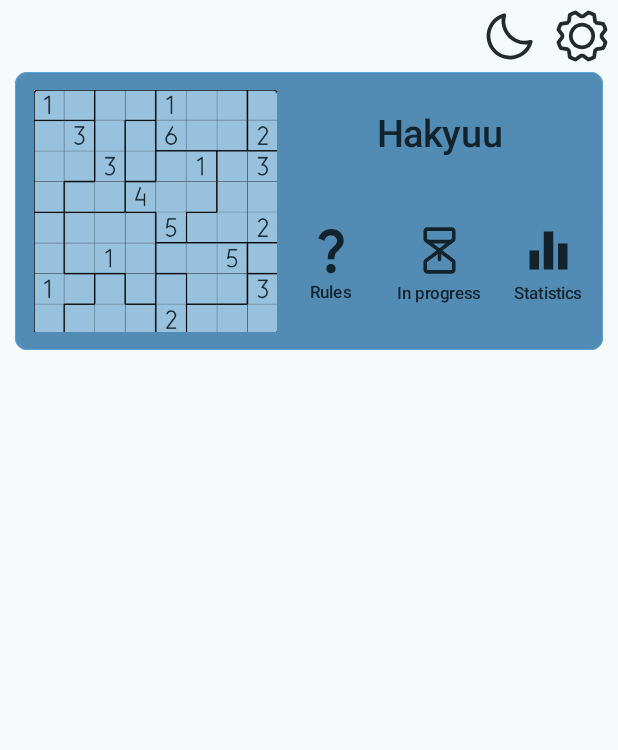
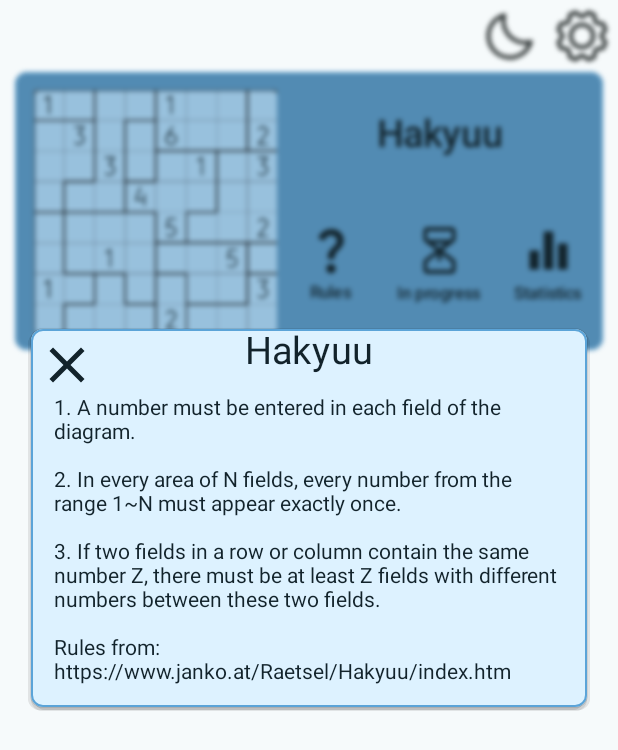
Before and after one commit to Ahydul/logic-games, an Android app built with Jetpack Compose: the composable GamesScreen shown on its own in the app's theme, after a tap on "Hakyuu", on a phone screen of 412 x 824 dp. Shown: the top 750 px of the screen. Run offline under Robolectric (Android 15) with nearby library versions, the phone set to English and light mode, and no system bars.

Commit message:
Add rules page

```diff
--- a/app/src/main/java/com/example/tfg/games/common/Games.kt
+++ b/app/src/main/java/com/example/tfg/games/common/Games.kt
@@ -1,5 +1,7 @@
 package com.example.tfg.games.common
 
+import androidx.compose.ui.text.AnnotatedString
+import androidx.compose.ui.text.buildAnnotatedString
 import com.example.tfg.common.enums.Games2
 
 enum class Games(val title: String) {
@@ -15,4 +17,20 @@ enum class Games(val title: String) {
         }
     }
 
+    fun getRules(): AnnotatedString {
+        return when(this){
+            HAKYUU -> buildAnnotatedString {
+                    append("1. A number must be entered in each field of the diagram.\n\n")
+                    append("2. In every area of N fields, every number from the range 1~N must appear exactly once.\n\n")
+                    append("3. If two fields in a row or column contain the same number Z, there must be at least Z fields with different numbers between these two fields.\n\n")
+
+                    append("Rules from: ")
+
+                    pushStringAnnotation(tag = "web", annotation = "https://www.janko.at/Raetsel/Hakyuu/index.htm")
+                    append("https://www.janko.at/Raetsel/Hakyuu/index.htm")
+                    pop()
+                }
+        }
+    }
+
 }
--- a/app/src/main/java/com/example/tfg/ui/components/mainactivity/GamesScreen.kt
+++ b/app/src/main/java/com/example/tfg/ui/components/mainactivity/GamesScreen.kt
@@ -1,6 +1,8 @@
 package com.example.tfg.ui.components.mainactivity
 
+import android.content.Intent
 import android.graphics.Bitmap
+import android.net.Uri
 import androidx.compose.animation.core.MutableTransitionState
 import androidx.compose.foundation.BorderStroke
 import androidx.compose.foundation.Image
@@ -18,6 +20,7 @@ import androidx.compose.foundation.layout.padding
 import androidx.compose.foundation.layout.size
 import androidx.compose.foundation.rememberScrollState
 import androidx.compose.foundation.shape.RoundedCornerShape
+import androidx.compose.foundation.text.ClickableText
 import androidx.compose.foundation.verticalScroll
 import androidx.compose.material3.MaterialTheme
 import androidx.compose.material3.Text
@@ -36,6 +39,7 @@ import androidx.compose.ui.platform.LocalContext
 import androidx.compose.ui.res.painterResource
 import androidx.compose.ui.res.stringResource
 import androidx.compose.ui.res.vectorResource
+import androidx.compose.ui.text.TextStyle
 import androidx.compose.ui.unit.IntOffset
 import androidx.compose.ui.unit.dp
 import androidx.compose.ui.unit.sp
@@ -59,6 +63,7 @@ import com.example.tfg.ui.components.common.defaultBitmap
 import com.example.tfg.ui.theme.Theme
 
 private enum class Action {
+    RULES,
     CREATE,
     IN_PROGRESS,
     IN_PROGRESS_NO_GAME
@@ -97,6 +102,11 @@ fun GamesScreen(
             game = gameHakyuu,
             imageID = imageID,
             goStatsScreen = goStatsScreen,
+            onClickRules = {
+                chosenGame = gameHakyuu
+                chosenGameAction.value = Action.RULES
+                expandedStates.targetState = true
+            },
             onClickInProgress = {
                 chosenGame = gameHakyuu
                 chosenGameAction.value = Action.IN_PROGRESS
@@ -152,8 +162,9 @@ private fun ChosenGame(
                     )
                 }
                 //TODO: Someday implement LazyColumn somehow
-                Action.IN_PROGRESS -> inProgress(modifier = modifier, chosenGame = chosenGame, viewModel = viewModel)
-                Action.IN_PROGRESS_NO_GAME -> inProgress(modifier = modifier, viewModel = viewModel)
+                Action.IN_PROGRESS -> InProgress(modifier = modifier, chosenGame = chosenGame, viewModel = viewModel)
+                Action.IN_PROGRESS_NO_GAME -> InProgress(modifier = modifier, viewModel = viewModel)
+                Action.RULES -> Rules(modifier = modifier, chosenGame = chosenGame)
             }
 
         }
@@ -161,7 +172,25 @@ private fun ChosenGame(
 }
 
 @Composable
-private fun inProgress(
+private fun Rules(
+    modifier: Modifier = Modifier,
+    chosenGame: Games,
+) {
+    Column(modifier.padding(15.dp)) {
+
+        val annotatedString = chosenGame.getRules()
+        val context = LocalContext.current
+        ClickableText(text = annotatedString, style = TextStyle(color = MaterialTheme.colorScheme.onPrimary) ) { offset ->
+            annotatedString.getStringAnnotations(tag = "web", start = offset, end = offset).firstOrNull()?.let {
+                Utils.goToWebPage(it.item, context = context)
+            }
+        }
+    }
+}
+
+
+@Composable
+private fun InProgress(
     modifier: Modifier = Modifier,
     chosenGame: Games? = null,
     viewModel: MainViewModel
@@ -337,6 +366,7 @@ private fun ChooseGameButton(
     modifier: Modifier = Modifier,
     imageID: Int,
     game: Games,
+    onClickRules: () -> Unit,
     onClickInProgress: () -> Unit,
     goStatsScreen: (Games) -> Unit,
     onChooseGame: () -> Unit,
@@ -374,7 +404,7 @@ private fun ChooseGameButton(
 
                 val rulesLabel = stringResource(id = R.string.rules)
                 LabeledIconButton(
-                    onClick = { /*TODO: Rules*/ },
+                    onClick = onClickRules,
                     imageVector = ImageVector.vectorResource(id = R.drawable.question_mark_24px),
                     iconColor = MaterialTheme.colorScheme.onPrimary,
                     label = rulesLabel,
```
Also changed, not shown: app/src/main/java/com/example/tfg/common/utils/Utils.kt (+7 -0 lines).
